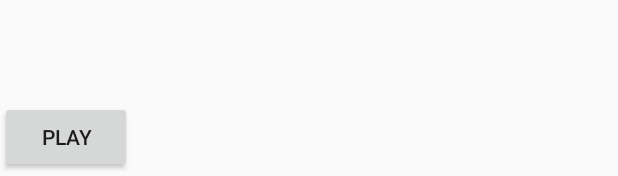
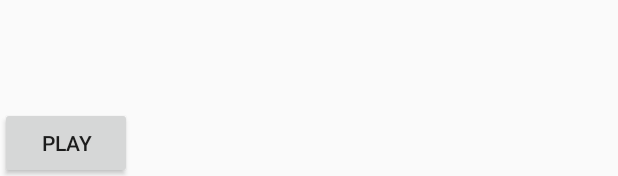
Before and after one commit to trushpatel97/Assignment9, an Android app: the layout fragment_book_details.xml on its own in the app's theme, with its tools: preview values and no code run, on a phone screen of 412 x 824 dp. Shown: the part 1057-1233 px from the top of the screen. Run offline under Robolectric (Android 15) with nearby library versions, the phone set to English and light mode, and no system bars; network calls fail.

Commit message:
Got stop button to reset seekbar and adjusted the overall look

```diff
--- a/app/src/main/java/com/example/bookshelf/MainActivity.java
+++ b/app/src/main/java/com/example/bookshelf/MainActivity.java
@@ -70,6 +70,7 @@ public class MainActivity extends AppCompatActivity implements BookListFragment.
             connected = false;
         }
     };
+
     @Override
     protected void onCreate(Bundle savedInstanceState) {
         super.onCreate(savedInstanceState);
@@ -77,7 +78,7 @@ public class MainActivity extends AppCompatActivity implements BookListFragment.
         searchEditText = findViewById(R.id.searchEditText);
         intent = new Intent(MainActivity.this, AudiobookService.class);//Starting intent to run the audiobookserivce class
         bindService(intent,myConnection, Context.BIND_AUTO_CREATE);
-        SeekBar seekBar = (SeekBar) findViewById(R.id.seekBar);
+        final SeekBar seekBar = (SeekBar) findViewById(R.id.seekBar);
         seekBar.setOnSeekBarChangeListener(new SeekBar.OnSeekBarChangeListener() {
             @Override
             public void onProgressChanged(SeekBar seekBar, int progress, boolean fromUser) {
@@ -165,6 +166,7 @@ public class MainActivity extends AppCompatActivity implements BookListFragment.
             @Override
             public void onClick(View v) {
                 stop_pressed();
+                seekBar.setProgress(0);
             }
         });
         /*
@@ -271,9 +273,9 @@ public class MainActivity extends AppCompatActivity implements BookListFragment.
 
     public void stop_pressed(){
         if(connected){
-
             audioService.stop();
             stopService(intent);
+
         }
     }
     public void pause_pressed() {
--- a/app/src/main/res/layout/fragment_book_details.xml
+++ b/app/src/main/res/layout/fragment_book_details.xml
@@ -32,6 +32,7 @@
         android:id="@+id/coverImageView"
         android:layout_width="0dp"
         android:layout_height="0dp"
+        android:layout_marginLeft="25dp"
         android:layout_marginTop="16dp"
         app:layout_constraintBottom_toBottomOf="parent"
         app:layout_constraintEnd_toEndOf="parent"
@@ -42,7 +43,7 @@
         android:id="@+id/playButton"
         android:layout_width="wrap_content"
         android:layout_height="wrap_content"
-        android:layout_marginBottom="4dp"
+        android:layout_marginBottom="0dp"
         android:text="Play"
         app:layout_constraintBottom_toBottomOf="parent"
         app:layout_constraintEnd_toEndOf="parent"
```
